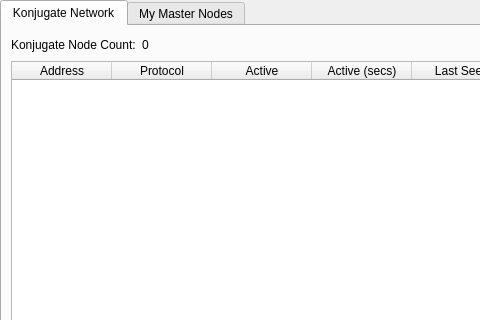
Above: src/qt/forms/masternodemanager.ui from SaltineChips/Konjungate before the change; both pictures show x 0 to 480 and y 0 to 320 of the 723 by 457 pixel window. Below: the same form after it.
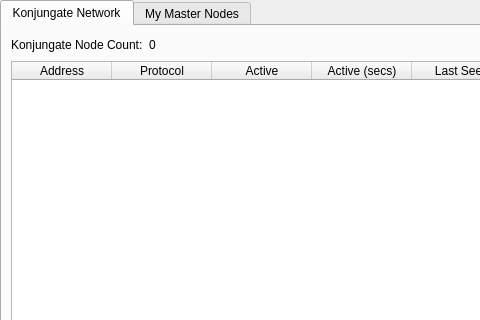
That is the form after the change. The open tabs and pages were chosen to show the change.

Patch:
```diff
--- a/src/qt/forms/masternodemanager.ui
+++ b/src/qt/forms/masternodemanager.ui
@@ -41,7 +41,7 @@
        </property>
        <widget class="QWidget" name="tab">
         <attribute name="title">
-         <string>Konjugate Network</string>
+         <string>Konjungate Network</string>
         </attribute>
         <layout class="QGridLayout" name="gridLayout">
          <item row="1" column="0">
@@ -101,7 +101,7 @@
            <item>
             <widget class="QLabel" name="label_2">
              <property name="text">
-              <string>Konjugate Node Count:</string>
+              <string>Konjungate Node Count:</string>
              </property>
             </widget>
            </item>
```
